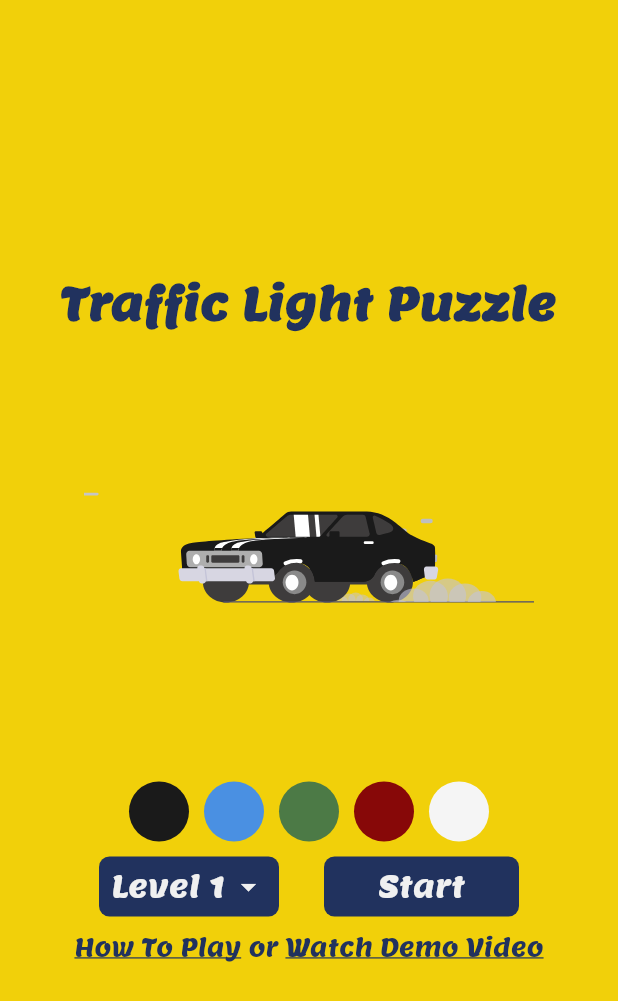
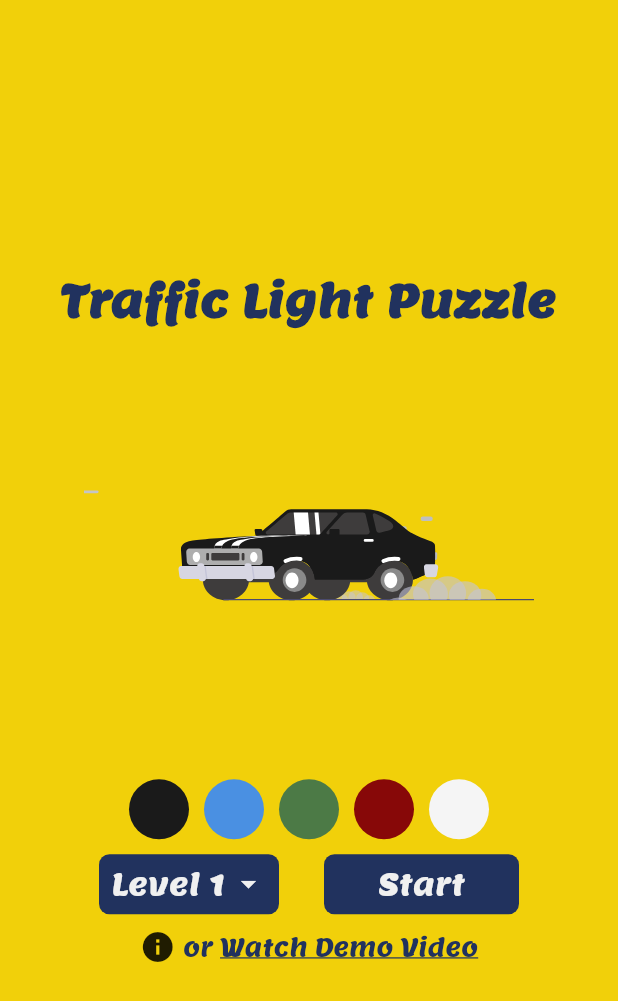
Before and after one commit to Ripat-2345/traffic_light_puzzle, a Flutter app: the screen it shows after launch, on a phone screen of 412 x 824 dp. Shown: the top 1001 px of the screen. Run offline on Flutter 3.47's test engine with Material 2 defaults, Android fonts, the phone set to English and light mode, and no system bars; our stand-ins replace carousel_slider, cloud_firestore, firebase_core, flutter_countdown_timer, get, lottie; missing offline and left inert: dart:html; accounts and stored records are empty.

Commit message:
adding icons

```diff
--- a/lib/screens/home_screen.dart
+++ b/lib/screens/home_screen.dart
@@ -157,17 +157,8 @@ class _HomeScreenState extends State<HomeScreen> {
               mainAxisAlignment: MainAxisAlignment.center,
               children: [
                 InkWell(
-                  onTap: () => homeController.dialogPlay(context),
-                  child: Text(
-                    "How To Play",
-                    style: TextStyle(
-                      color: darkColor,
-                      fontSize: 16,
-                      fontWeight: FontWeight.w400,
-                      decoration: TextDecoration.underline,
-                    ),
-                  ),
-                ),
+                    onTap: () => homeController.dialogPlay(context),
+                    child: Icon(Icons.info)),
                 Text(
                   " or ",
                   style: TextStyle(
```
Also changed, not shown: pubspec.lock.
